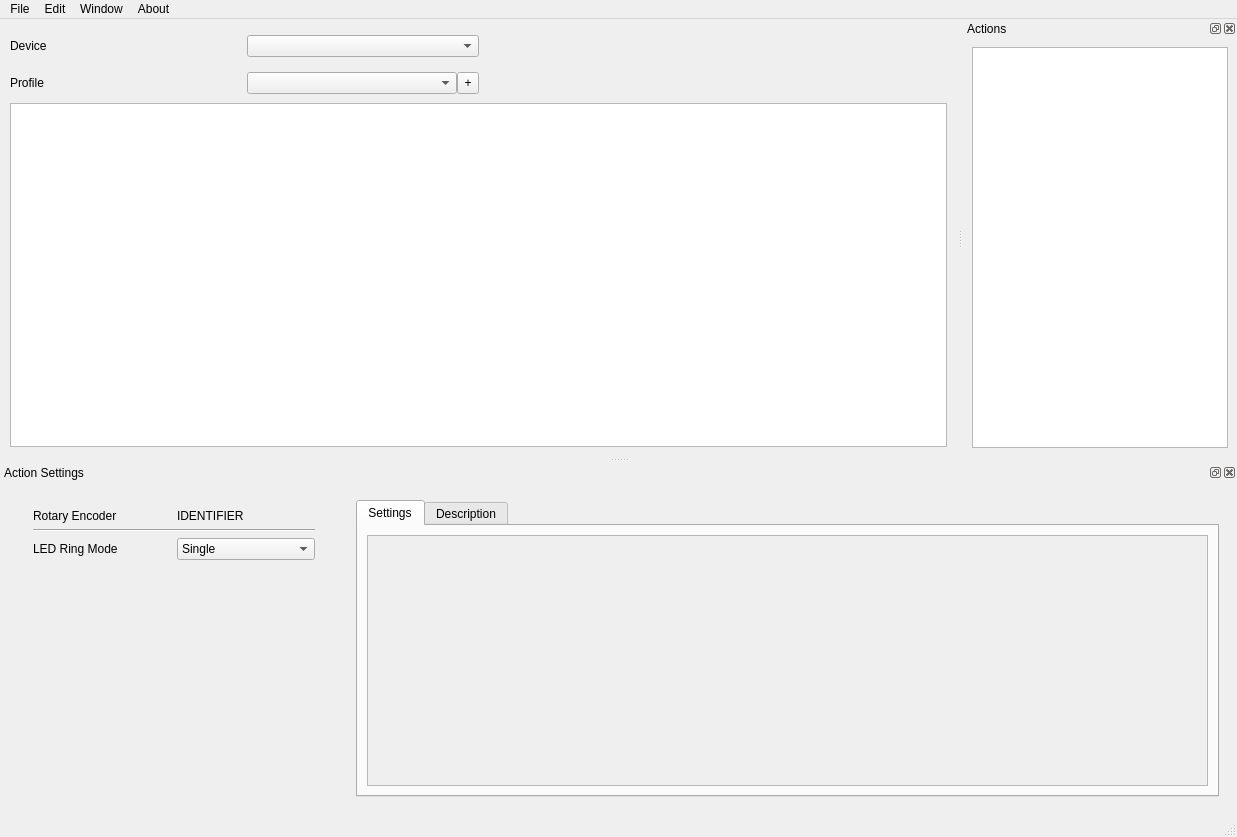
Qt form GUI/windows/mainwindow.ui (VirtualStudioControl/VirtualStudioConfigurator) before a commit.
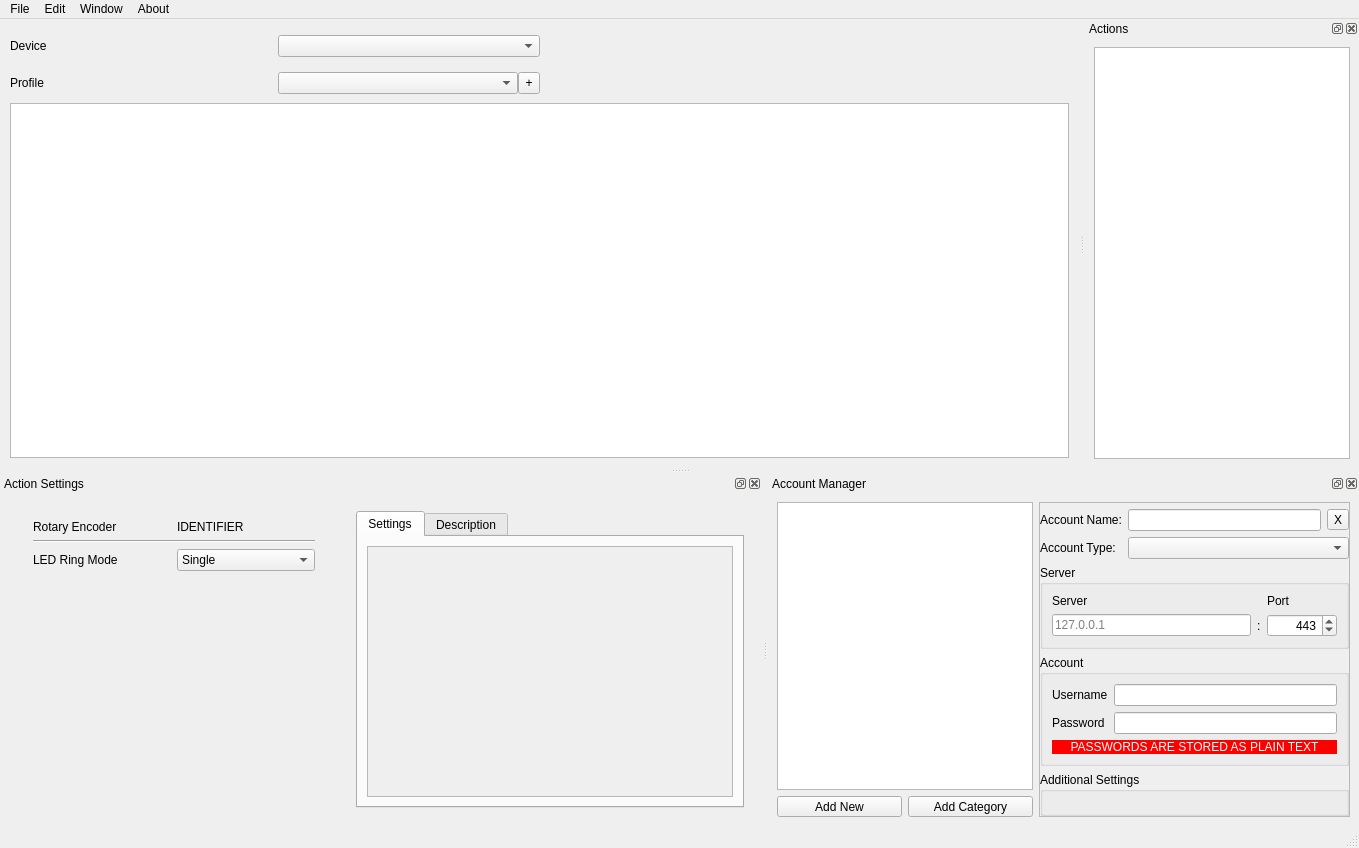
The same form after that commit. The open tabs and pages were chosen to show the change. Custom widgets are drawn as their Qt base class.

Commit message: Account Manager

```diff
--- a/GUI/windows/mainwindow.ui
+++ b/GUI/windows/mainwindow.ui
@@ -6,8 +6,8 @@
    <rect>
     <x>0</x>
     <y>0</y>
-    <width>1237</width>
-    <height>837</height>
+    <width>1359</width>
+    <height>848</height>
    </rect>
   </property>
   <property name="acceptDrops">
@@ -111,7 +111,7 @@
         <rect>
          <x>0</x>
          <y>0</y>
-         <width>465</width>
+         <width>526</width>
          <height>69</height>
         </rect>
        </property>
@@ -140,7 +140,7 @@
     <rect>
      <x>0</x>
      <y>0</y>
-     <width>1237</width>
+     <width>1359</width>
      <height>21</height>
     </rect>
    </property>
@@ -294,8 +294,8 @@
                  <rect>
                   <x>0</x>
                   <y>0</y>
-                  <width>837</width>
-                  <height>246</height>
+                  <width>63</width>
+                  <height>28</height>
                  </rect>
                 </property>
                 <layout class="QGridLayout" name="gridLayout_6">
@@ -397,8 +397,8 @@
              <rect>
               <x>0</x>
               <y>0</y>
-              <width>338</width>
-              <height>292</height>
+              <width>322</width>
+              <height>263</height>
              </rect>
             </property>
             <property name="sizePolicy">
@@ -1034,6 +1034,326 @@
     </layout>
    </widget>
   </widget>
+  <widget class="CloseableDock" name="accountDock">
+   <property name="floating">
+    <bool>true</bool>
+   </property>
+   <property name="windowTitle">
+    <string>Account Manager</string>
+   </property>
+   <attribute name="dockWidgetArea">
+    <number>8</number>
+   </attribute>
+   <widget class="QWidget" name="dockWidgetContents">
+    <layout class="QGridLayout" name="gridLayout_20">
+     <item row="1" column="2">
+      <widget class="QToolButton" name="account_add_category_button">
+       <property name="sizePolicy">
+        <sizepolicy hsizetype="Preferred" vsizetype="Fixed">
+         <horstretch>0</horstretch>
+         <verstretch>0</verstretch>
+        </sizepolicy>
+       </property>
+       <property name="text">
+        <string>Add Category</string>
+       </property>
+      </widget>
+     </item>
+     <item row="0" column="1" colspan="2">
+      <widget class="AccountView" name="account_list_widget">
+       <property name="sizePolicy">
+        <sizepolicy hsizetype="Fixed" vsizetype="Expanding">
+         <horstretch>0</horstretch>
+         <verstretch>0</verstretch>
+        </sizepolicy>
+       </property>
+       <property name="editTriggers">
+        <set>QAbstractItemView::NoEditTriggers</set>
+       </property>
+       <property name="dragEnabled">
+        <bool>true</bool>
+       </property>
+       <property name="dragDropMode">
+        <enum>QAbstractItemView::InternalMove</enum>
+       </property>
+       <property name="selectionBehavior">
+        <enum>QAbstractItemView::SelectRows</enum>
+       </property>
+       <attribute name="headerVisible">
+        <bool>false</bool>
+       </attribute>
+      </widget>
+     </item>
+     <item row="1" column="1">
+      <widget class="QToolButton" name="account_add_button">
+       <property name="sizePolicy">
+        <sizepolicy hsizetype="Preferred" vsizetype="Fixed">
+         <horstretch>0</horstretch>
+         <verstretch>0</verstretch>
+        </sizepolicy>
+       </property>
+       <property name="text">
+        <string>Add New</string>
+       </property>
+      </widget>
+     </item>
+     <item row="0" column="3" rowspan="2">
+      <widget class="QScrollArea" name="scrollArea_5">
+       <property name="widgetResizable">
+        <bool>true</bool>
+       </property>
+       <widget class="QWidget" name="scrollAreaWidgetContents_5">
+        <property name="geometry">
+         <rect>
+          <x>0</x>
+          <y>0</y>
+          <width>298</width>
+          <height>308</height>
+         </rect>
+        </property>
+        <layout class="QGridLayout" name="gridLayout_23">
+         <property name="leftMargin">
+          <number>0</number>
+         </property>
+         <property name="topMargin">
+          <number>0</number>
+         </property>
+         <property name="rightMargin">
+          <number>0</number>
+         </property>
+         <property name="bottomMargin">
+          <number>0</number>
+         </property>
+         <item row="0" column="0">
+          <widget class="QStackedWidget" name="accountWidgetStack">
+           <property name="currentIndex">
+            <number>1</number>
+           </property>
+           <widget class="QWidget" name="page_2">
+            <layout class="QGridLayout" name="gridLayout_22">
+             <item row="0" column="0">
+              <widget class="QLabel" name="label_23">
+               <property name="sizePolicy">
+                <sizepolicy hsizetype="Expanding" vsizetype="Expanding">
+                 <horstretch>0</horstretch>
+                 <verstretch>0</verstretch>
+                </sizepolicy>
+               </property>
+               <property name="text">
+                <string>Select an account in order to configure the account</string>
+               </property>
+               <property name="alignment">
+                <set>Qt::AlignCenter</set>
+               </property>
+              </widget>
+             </item>
+            </layout>
+           </widget>
+           <widget class="QWidget" name="page">
+            <layout class="QGridLayout" name="gridLayout_21">
+             <property name="leftMargin">
+              <number>0</number>
+             </property>
+             <property name="topMargin">
+              <number>0</number>
+             </property>
+             <property name="rightMargin">
+              <number>0</number>
+             </property>
+             <property name="bottomMargin">
+              <number>0</number>
+             </property>
+             <property name="spacing">
+              <number>0</number>
+             </property>
+             <item row="0" column="0">
+              <widget class="QWidget" name="widget_5" native="true">
+               <layout class="QGridLayout" name="gridLayout_17">
+                <property name="leftMargin">
+                 <number>0</number>
+                </property>
+                <property name="topMargin">
+                 <number>6</number>
+                </property>
+                <property name="rightMargin">
+                 <number>0</number>
+                </property>
+                <property name="bottomMargin">
+                 <number>0</number>
+                </property>
+                <property name="spacing">
+                 <number>6</number>
+                </property>
+                <item row="1" column="0">
+                 <widget class="QLabel" name="label_22">
+                  <property name="text">
+                   <string>Account Name:</string>
+                  </property>
+                 </widget>
+                </item>
+                <item row="1" column="1">
+                 <widget class="QLineEdit" name="account_param_title_edit"/>
+                </item>
+                <item row="2" column="0">
+                 <widget class="QLabel" name="label_25">
+                  <property name="text">
+                   <string>Account Type:</string>
+                  </property>
+                 </widget>
+                </item>
+                <item row="1" column="2">
+                 <widget class="QToolButton" name="account_param_delete_button">
+                  <property name="text">
+                   <string>X</string>
+                  </property>
+                 </widget>
+                </item>
+                <item row="2" column="1" colspan="2">
+                 <widget class="QComboBox" name="account_param_type_combo"/>
+                </item>
+                <item row="3" column="0" colspan="3">
+                 <widget class="QGroupBox" name="groupBox">
+                  <property name="title">
+                   <string>Server</string>
+                  </property>
+                  <layout class="QGridLayout" name="gridLayout_18">
+                   <item row="1" column="0">
+                    <widget class="QLineEdit" name="account_param_server_address_edit">
+                     <property name="placeholderText">
+                      <string>127.0.0.1</string>
+                     </property>
+                    </widget>
+                   </item>
+                   <item row="1" column="2">
+                    <widget class="QSpinBox" name="account_param_server_port_spin">
+                     <property name="sizePolicy">
+                      <sizepolicy hsizetype="Preferred" vsizetype="Fixed">
+                       <horstretch>0</horstretch>
+                       <verstretch>0</verstretch>
+                      </sizepolicy>
+                     </property>
+                     <property name="minimumSize">
+                      <size>
+                       <width>70</width>
+                       <height>0</height>
+                      </size>
+                     </property>
+                     <property name="alignment">
+                      <set>Qt::AlignRight|Qt::AlignTrailing|Qt::AlignVCenter</set>
+                     </property>
+                     <property name="showGroupSeparator" stdset="0">
+                      <bool>false</bool>
+                     </property>
+                     <property name="maximum">
+                      <number>65535</number>
+                     </property>
+                     <property name="value">
+                      <number>443</number>
+                     </property>
+                    </widget>
+                   </item>
+                   <item row="0" column="2">
+                    <widget class="QLabel" name="label_18">
+                     <property name="text">
+                      <string>Port</string>
+                     </property>
+                    </widget>
+                   </item>
+                   <item row="0" column="0">
+                    <widget class="QLabel" name="label_17">
+                     <property name="text">
+                      <string>Server</string>
+                     </property>
+                    </widget>
+                   </item>
+                   <item row="1" column="1">
+                    <widget class="QLabel" name="label_19">
+                     <property name="text">
+                      <string>:</string>
+                     </property>
+                    </widget>
+                   </item>
+                  </layout>
+                 </widget>
+                </item>
+                <item row="4" column="0" colspan="3">
+                 <widget class="QGroupBox" name="groupBox_2">
+                  <property name="title">
+                   <string>Account</string>
+                  </property>
+                  <layout class="QGridLayout" name="gridLayout_19">
+                   <item row="1" column="1">
+                    <widget class="QLineEdit" name="account_param_password_edit">
+                     <property name="echoMode">
+                      <enum>QLineEdit::PasswordEchoOnEdit</enum>
+                     </property>
+                    </widget>
+                   </item>
+                   <item row="0" column="0">
+                    <widget class="QLabel" name="label_21">
+                     <property name="text">
+                      <string>Username</string>
+                     </property>
+                    </widget>
+                   </item>
+                   <item row="0" column="1">
+                    <widget class="QLineEdit" name="account_param_username_edit"/>
+                   </item>
+                   <item row="1" column="0">
+                    <widget class="QLabel" name="label_20">
+                     <property name="text">
+                      <string>Password</string>
+                     </property>
+                    </widget>
+                   </item>
+                   <item row="2" column="0" colspan="2">
+                    <widget class="QLabel" name="label_24">
+                     <property name="styleSheet">
+                      <string notr="true">font: 75 8pt &quot;MS Shell Dlg 2&quot;;
+background-color: rgb(255, 0, 0);
+color: rgb(255, 255, 255);</string>
+                     </property>
+                     <property name="text">
+                      <string>PASSWORDS ARE STORED AS PLAIN TEXT</string>
+                     </property>
+                     <property name="alignment">
+                      <set>Qt::AlignCenter</set>
+                     </property>
+                     <property name="textInteractionFlags">
+                      <set>Qt::NoTextInteraction</set>
+                     </property>
+                    </widget>
+                   </item>
+                  </layout>
+                 </widget>
+                </item>
+                <item row="5" column="0" colspan="3">
+                 <widget class="QGroupBox" name="groupBox_3">
+                  <property name="sizePolicy">
+                   <sizepolicy hsizetype="Preferred" vsizetype="Expanding">
+                    <horstretch>0</horstretch>
+                    <verstretch>0</verstretch>
+                   </sizepolicy>
+                  </property>
+                  <property name="title">
+                   <string>Additional Settings</string>
+                  </property>
+                 </widget>
+                </item>
+               </layout>
+              </widget>
+             </item>
+            </layout>
+           </widget>
+          </widget>
+         </item>
+        </layout>
+       </widget>
+      </widget>
+     </item>
+    </layout>
+   </widget>
+  </widget>
   <action name="actionDockActions">
    <property name="checkable">
     <bool>true</bool>
@@ -1170,6 +1490,11 @@
    <header>virtualstudio.configurator.ui.widgets.actionparameterwidgets.actionsettingswidget.actionsettingswidget</header>
    <container>1</container>
   </customwidget>
+  <customwidget>
+   <class>AccountView</class>
+   <extends>QTreeView</extends>
+   <header>virtualstudio.configurator.ui.widgets.accounts.view.accountview</header>
+  </customwidget>
  </customwidgets>
  <resources/>
  <connections/>
```
Left out of the diff: 6 changed lines with no effect on the pictures. The commit also changes 14 other files.
